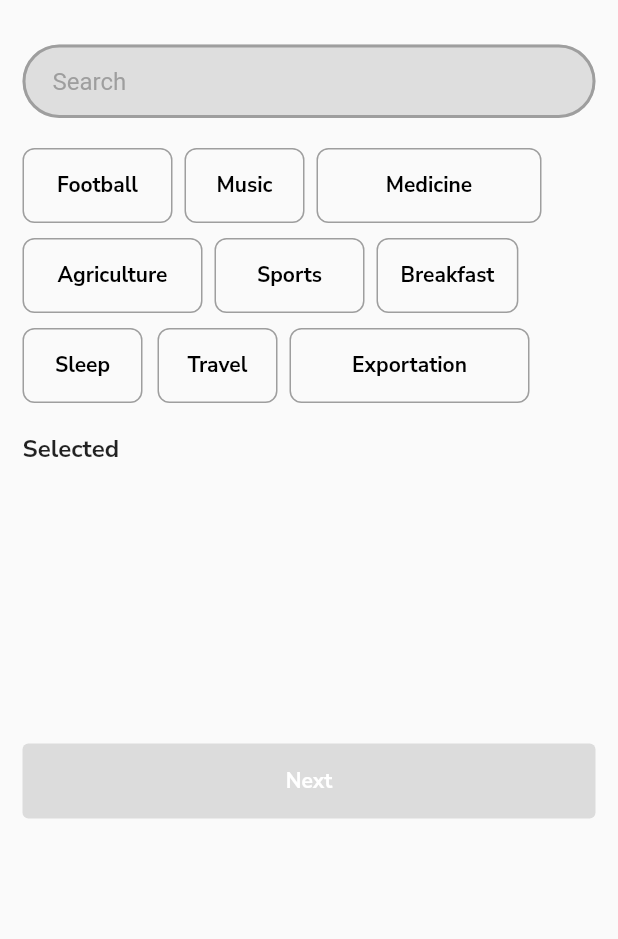
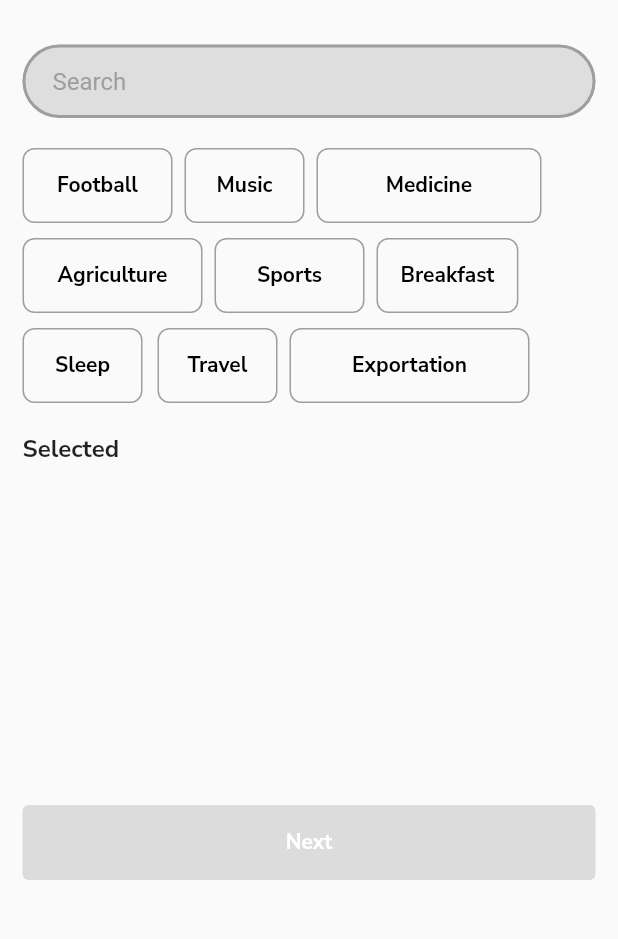
Before and after one commit to solomonium/Converze_Interest_App, a Flutter app: the screen it shows after launch, on a phone screen of 412 x 824 dp, the part 281-1220 px from its top. Run offline on Flutter 3.47's test engine with Material 2 defaults, Android fonts, the phone set to English and light mode, and no system bars; our stand-ins replace google_fonts.

Commit message:
Read me updated

```diff
--- a/lib/home_screen.dart
+++ b/lib/home_screen.dart
@@ -33,13 +33,11 @@ class _MyHomePageState extends State<MyHomePage> {
       body: SafeArea(
         child: Padding(
           padding: const EdgeInsets.symmetric(vertical: 50, horizontal: 15),
-          child: SingleChildScrollView(
           child: Column(
             mainAxisAlignment: MainAxisAlignment.spaceBetween,
             children: [
-                ListView(
-                  shrinkWrap: true,
-                  //crossAxisAlignment: CrossAxisAlignment.start,
+              Column(
+                crossAxisAlignment: CrossAxisAlignment.start,
                 children: [
                   AppLargeText(size: 20, text: 'Interests'),
                   const SizedBox(height: 10),
@@ -221,7 +219,9 @@ class _MyHomePageState extends State<MyHomePage> {
                     fontWeight: FontWeight.w700,
                   ),
                   const SizedBox(height: 5),
-                    Expanded(
+                  SizedBox(
+                    height: 180,
+                    width: double.infinity,
                     child: Wrap(
                       runSpacing: 10,
                       children: [
@@ -374,15 +374,16 @@ class _MyHomePageState extends State<MyHomePage> {
                       ],
                     ),
                   ),
-                    const SizedBox(height: 170),
+                ],
+              ),
               SizedBox(
                 height: 50,
                 child: ElevatedButton(
                   style: ElevatedButton.styleFrom(
                     onPrimary: Colors.black87,
                     primary: Colors.indigoAccent,
-                          padding: const EdgeInsets.symmetric(
-                              horizontal: 0, vertical: 0),
+                    padding:
+                        const EdgeInsets.symmetric(horizontal: 0, vertical: 0),
                     shape: const RoundedRectangleBorder(
                       borderRadius: BorderRadius.all(Radius.circular(4)),
                     ),
@@ -407,9 +408,6 @@ class _MyHomePageState extends State<MyHomePage> {
               ),
             ],
           ),
-              ],
-            ),
-          ),
         ),
       ),
     );
```
Also changed, not shown: 1 other file. Lines whose indentation alone changed are shown as unchanged.
